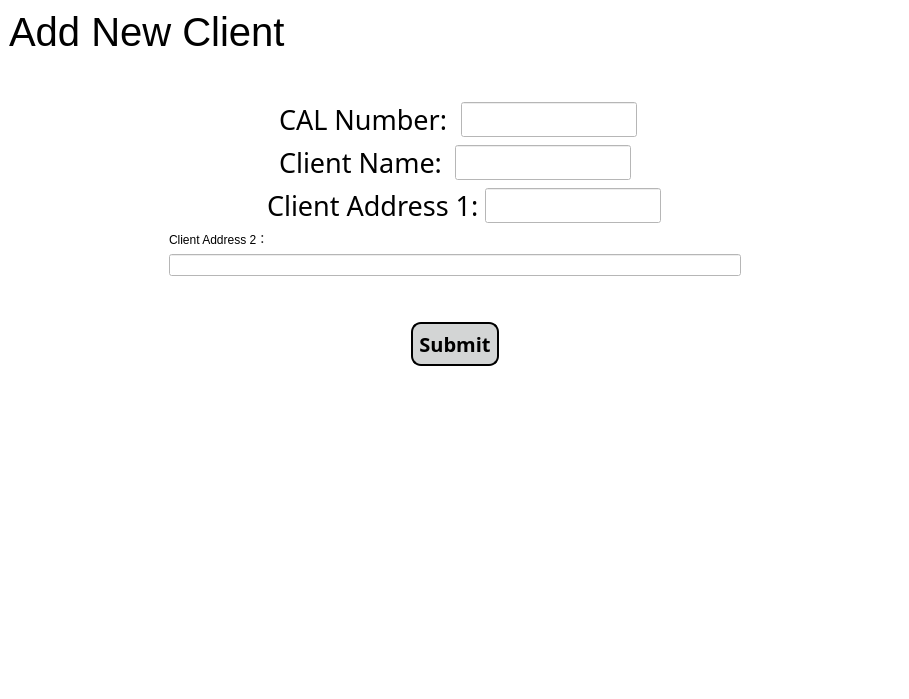
Above: app/gui/add_client_page.ui from JasonLaux/DC-Boxjelly before the change. Below: the same form after it.
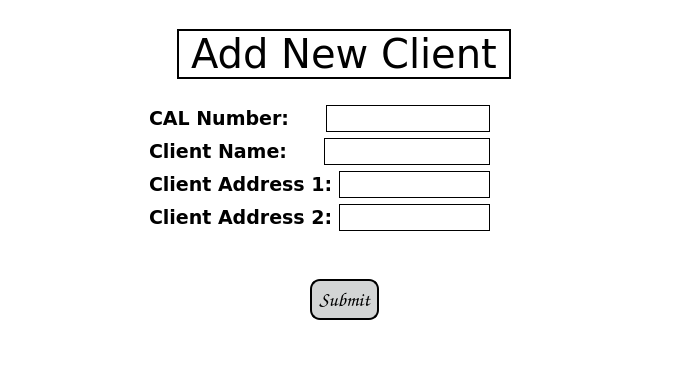
That is the form after the change.

Commit message: Edited UI layout and object names

```diff
--- a/app/gui/add_client_page.ui
+++ b/app/gui/add_client_page.ui
@@ -6,10 +6,28 @@
    <rect>
     <x>0</x>
     <y>0</y>
-    <width>909</width>
-    <height>699</height>
+    <width>689</width>
+    <height>370</height>
    </rect>
   </property>
+  <property name="sizePolicy">
+   <sizepolicy hsizetype="Preferred" vsizetype="Preferred">
+    <horstretch>0</horstretch>
+    <verstretch>0</verstretch>
+   </sizepolicy>
+  </property>
+  <property name="minimumSize">
+   <size>
+    <width>600</width>
+    <height>370</height>
+   </size>
+  </property>
+  <property name="maximumSize">
+   <size>
+    <width>900</width>
+    <height>369</height>
+   </size>
+  </property>
   <property name="windowTitle">
    <string>Add new client</string>
   </property>
@@ -19,6 +37,19 @@
   <widget class="QWidget" name="centralwidget">
    <layout class="QVBoxLayout" name="verticalLayout_4">
     <item>
+     <spacer name="horizontalSpacer_5">
+      <property name="orientation">
+       <enum>Qt::Horizontal</enum>
+      </property>
+      <property name="sizeHint" stdset="0">
+       <size>
+        <width>40</width>
+        <height>20</height>
+       </size>
+      </property>
+     </spacer>
+    </item>
+    <item alignment="Qt::AlignHCenter">
      <widget class="QLabel" name="headerLabel">
       <property name="maximumSize">
        <size>
@@ -28,14 +59,31 @@
       </property>
       <property name="font">
        <font>
+        <family>Verdana</family>
         <pointsize>30</pointsize>
        </font>
       </property>
+      <property name="frameShape">
+       <enum>QFrame::WinPanel</enum>
+      </property>
       <property name="text">
        <string>Add New Client</string>
       </property>
      </widget>
     </item>
+    <item>
+     <spacer name="horizontalSpacer_15">
+      <property name="orientation">
+       <enum>Qt::Horizontal</enum>
+      </property>
+      <property name="sizeHint" stdset="0">
+       <size>
+        <width>40</width>
+        <height>20</height>
+       </size>
+      </property>
+     </spacer>
+    </item>
     <item>
      <layout class="QHBoxLayout" name="horizontalLayout_2">
       <item>
@@ -44,7 +92,7 @@
          <enum>Qt::Horizontal</enum>
         </property>
         <property name="sizeType">
-         <enum>QSizePolicy::MinimumExpanding</enum>
+         <enum>QSizePolicy::Fixed</enum>
         </property>
         <property name="sizeHint" stdset="0">
          <size>
@@ -78,22 +126,12 @@
               <property name="orientation">
                <enum>Qt::Horizontal</enum>
               </property>
-              <property name="sizeHint" stdset="0">
-               <size>
-                <width>40</width>
-                <height>20</height>
-               </size>
+              <property name="sizeType">
+               <enum>QSizePolicy::Fixed</enum>
               </property>
-             </spacer>
-            </item>
-            <item>
-             <spacer name="horizontalSpacer_11">
-              <property name="orientation">
-               <enum>Qt::Horizontal</enum>
-              </property>
               <property name="sizeHint" stdset="0">
                <size>
-                <width>58</width>
+                <width>100</width>
                 <height>20</height>
                </size>
               </property>
@@ -102,15 +140,17 @@
             <item>
              <widget class="QLabel" name="calNumLabel">
               <property name="sizePolicy">
-               <sizepolicy hsizetype="Expanding" vsizetype="Expanding">
+               <sizepolicy hsizetype="Fixed" vsizetype="Expanding">
                 <horstretch>0</horstretch>
                 <verstretch>0</verstretch>
                </sizepolicy>
               </property>
               <property name="font">
                <font>
-                <family>SimSun-ExtB</family>
-                <pointsize>20</pointsize>
+                <family>Verdana</family>
+                <pointsize>14</pointsize>
+                <weight>75</weight>
+                <bold>true</bold>
                </font>
               </property>
               <property name="text">
@@ -118,40 +158,51 @@
               </property>
              </widget>
             </item>
+            <item>
+             <spacer name="horizontalSpacer_7">
+              <property name="orientation">
+               <enum>Qt::Horizontal</enum>
+              </property>
+              <property name="sizeType">
+               <enum>QSizePolicy::Fixed</enum>
+              </property>
+              <property name="sizeHint" stdset="0">
+               <size>
+                <width>24</width>
+                <height>20</height>
+               </size>
+              </property>
+             </spacer>
+            </item>
             <item>
              <widget class="QLineEdit" name="calNumLine">
               <property name="sizePolicy">
-               <sizepolicy hsizetype="Fixed" vsizetype="Fixed">
+               <sizepolicy hsizetype="Expanding" vsizetype="Fixed">
                 <horstretch>0</horstretch>
                 <verstretch>0</verstretch>
                </sizepolicy>
               </property>
               <property name="font">
                <font>
-                <family>SimSun-ExtB</family>
+                <family>Verdana</family>
                 <pointsize>14</pointsize>
                </font>
               </property>
+              <property name="styleSheet">
+               <string notr="true">background-color: rgb(255, 255, 255);
+border: 1px solid black;
+</string>
+              </property>
              </widget>
             </item>
-            <item>
-             <spacer name="horizontalSpacer_5">
-              <property name="orientation">
-               <enum>Qt::Horizontal</enum>
-              </property>
-              <property name="sizeHint" stdset="0">
-               <size>
-                <width>40</width>
-                <height>20</height>
-               </size>
-              </property>
-             </spacer>
-            </item>
             <item>
              <spacer name="horizontalSpacer_6">
               <property name="orientation">
                <enum>Qt::Horizontal</enum>
               </property>
+              <property name="sizeType">
+               <enum>QSizePolicy::Fixed</enum>
+              </property>
               <property name="sizeHint" stdset="0">
                <size>
                 <width>40</width>
@@ -169,22 +220,12 @@
               <property name="orientation">
                <enum>Qt::Horizontal</enum>
               </property>
-              <property name="sizeHint" stdset="0">
-               <size>
-                <width>40</width>
-                <height>20</height>
-               </size>
+              <property name="sizeType">
+               <enum>QSizePolicy::Fixed</enum>
               </property>
-             </spacer>
-            </item>
-            <item>
-             <spacer name="horizontalSpacer_12">
-              <property name="orientation">
-               <enum>Qt::Horizontal</enum>
-              </property>
               <property name="sizeHint" stdset="0">
                <size>
-                <width>40</width>
+                <width>100</width>
                 <height>20</height>
                </size>
               </property>
@@ -193,15 +234,17 @@
             <item>
              <widget class="QLabel" name="clientNameLabel">
               <property name="sizePolicy">
-               <sizepolicy hsizetype="Expanding" vsizetype="Expanding">
+               <sizepolicy hsizetype="Fixed" vsizetype="Expanding">
                 <horstretch>0</horstretch>
                 <verstretch>0</verstretch>
                </sizepolicy>
               </property>
               <property name="font">
                <font>
-                <family>SimSun-ExtB</family>
-                <pointsize>20</pointsize>
+                <family>Verdana</family>
+                <pointsize>14</pointsize>
+                <weight>75</weight>
+                <bold>true</bold>
                </font>
               </property>
               <property name="text">
@@ -209,40 +252,51 @@
               </property>
              </widget>
             </item>
+            <item>
+             <spacer name="horizontalSpacer_11">
+              <property name="orientation">
+               <enum>Qt::Horizontal</enum>
+              </property>
+              <property name="sizeType">
+               <enum>QSizePolicy::Fixed</enum>
+              </property>
+              <property name="sizeHint" stdset="0">
+               <size>
+                <width>24</width>
+                <height>20</height>
+               </size>
+              </property>
+             </spacer>
+            </item>
             <item>
              <widget class="QLineEdit" name="clientNameLine">
               <property name="sizePolicy">
-               <sizepolicy hsizetype="Fixed" vsizetype="Fixed">
+               <sizepolicy hsizetype="Expanding" vsizetype="Fixed">
                 <horstretch>0</horstretch>
                 <verstretch>0</verstretch>
                </sizepolicy>
               </property>
               <property name="font">
                <font>
-                <family>SimSun-ExtB</family>
+                <family>Verdana</family>
                 <pointsize>14</pointsize>
                </font>
               </property>
+              <property name="styleSheet">
+               <string notr="true">background-color: rgb(255, 255, 255);
+border: 1px solid black;
+</string>
+              </property>
              </widget>
             </item>
-            <item>
-             <spacer name="horizontalSpacer_7">
-              <property name="orientation">
-               <enum>Qt::Horizontal</enum>
-              </property>
-              <property name="sizeHint" stdset="0">
-               <size>
-                <width>40</width>
-                <height>20</height>
-               </size>
-              </property>
-             </spacer>
-            </item>
             <item>
              <spacer name="horizontalSpacer_8">
               <property name="orientation">
                <enum>Qt::Horizontal</enum>
               </property>
+              <property name="sizeType">
+               <enum>QSizePolicy::Fixed</enum>
+              </property>
               <property name="sizeHint" stdset="0">
                <size>
                 <width>40</width>
@@ -255,27 +309,17 @@
           </item>
           <item>
            <layout class="QHBoxLayout" name="horizontalLayout_12">
-            <item>
-             <spacer name="horizontalSpacer_39">
-              <property name="orientation">
-               <enum>Qt::Horizontal</enum>
-              </property>
-              <property name="sizeHint" stdset="0">
-               <size>
-                <width>40</width>
-                <height>20</height>
-               </size>
-              </property>
-             </spacer>
-            </item>
             <item>
              <spacer name="horizontalSpacer_40">
               <property name="orientation">
                <enum>Qt::Horizontal</enum>
               </property>
+              <property name="sizeType">
+               <enum>QSizePolicy::Fixed</enum>
+              </property>
               <property name="sizeHint" stdset="0">
                <size>
-                <width>58</width>
+                <width>100</width>
                 <height>20</height>
                </size>
               </property>
@@ -284,15 +328,17 @@
             <item>
              <widget class="QLabel" name="clientAddress1Label">
               <property name="sizePolicy">
-               <sizepolicy hsizetype="Expanding" vsizetype="Expanding">
+               <sizepolicy hsizetype="Fixed" vsizetype="Expanding">
                 <horstretch>0</horstretch>
                 <verstretch>0</verstretch>
                </sizepolicy>
               </property>
               <property name="font">
                <font>
-                <family>SimSun-ExtB</family>
-                <pointsize>20</pointsize>
+                <family>Verdana</family>
+                <pointsize>14</pointsize>
+                <weight>75</weight>
+                <bold>true</bold>
                </font>
               </property>
               <property name="text">
@@ -303,37 +349,32 @@
             <item>
              <widget class="QLineEdit" name="clientAddress1Line">
               <property name="sizePolicy">
-               <sizepolicy hsizetype="Fixed" vsizetype="Fixed">
+               <sizepolicy hsizetype="Expanding" vsizetype="Fixed">
                 <horstretch>0</horstretch>
                 <verstretch>0</verstretch>
                </sizepolicy>
               </property>
               <property name="font">
                <font>
-                <family>SimSun-ExtB</family>
+                <family>Verdana</family>
                 <pointsize>14</pointsize>
                </font>
               </property>
+              <property name="styleSheet">
+               <string notr="true">background-color: rgb(255, 255, 255);
+border: 1px solid black;
+</string>
+              </property>
              </widget>
             </item>
-            <item>
-             <spacer name="horizontalSpacer_41">
-              <property name="orientation">
-               <enum>Qt::Horizontal</enum>
-              </property>
-              <property name="sizeHint" stdset="0">
-               <size>
-                <width>40</width>
-                <height>20</height>
-               </size>
-              </property>
-             </spacer>
-            </item>
             <item>
              <spacer name="horizontalSpacer_42">
               <property name="orientation">
                <enum>Qt::Horizontal</enum>
               </property>
+              <property name="sizeType">
+               <enum>QSizePolicy::Fixed</enum>
+              </property>
               <property name="sizeHint" stdset="0">
                <size>
                 <width>40</width>
@@ -345,14 +386,82 @@
            </layout>
           </item>
           <item>
-           <widget class="QLabel" name="clientAddress2Label">
-            <property name="text">
-             <string>Client Address 2：</string>
-            </property>
-           </widget>
-          </item>
-          <item>
-           <widget class="QLineEdit" name="clientAddress2Line"/>
+           <layout class="QHBoxLayout" name="horizontalLayout_13">
+            <item>
+             <spacer name="horizontalSpacer_44">
+              <property name="orientation">
+               <enum>Qt::Horizontal</enum>
+              </property>
+              <property name="sizeType">
+               <enum>QSizePolicy::Fixed</enum>
+              </property>
+              <property name="sizeHint" stdset="0">
+               <size>
+                <width>100</width>
+                <height>20</height>
+               </size>
+              </property>
+             </spacer>
+            </item>
+            <item>
+             <widget class="QLabel" name="clientAddress2Label">
+              <property name="sizePolicy">
+               <sizepolicy hsizetype="Fixed" vsizetype="Expanding">
+                <horstretch>0</horstretch>
+                <verstretch>0</verstretch>
+               </sizepolicy>
+              </property>
+              <property name="font">
+               <font>
+                <family>Verdana</family>
+                <pointsize>14</pointsize>
+                <weight>75</weight>
+                <bold>true</bold>
+               </font>
+              </property>
+              <property name="text">
+               <string>Client Address 2:</string>
+              </property>
+             </widget>
+            </item>
+            <item>
+             <widget class="QLineEdit" name="clientAddress2Line">
+              <property name="sizePolicy">
+               <sizepolicy hsizetype="Expanding" vsizetype="Fixed">
+                <horstretch>0</horstretch>
+                <verstretch>0</verstretch>
+               </sizepolicy>
+              </property>
+              <property name="font">
+               <font>
+                <family>Verdana</family>
+                <pointsize>14</pointsize>
+               </font>
+              </property>
+              <property name="styleSheet">
+               <string notr="true">background-color: rgb(255, 255, 255);
+border: 1px solid black;
+</string>
+              </property>
+             </widget>
+            </item>
+            <item>
+             <spacer name="horizontalSpacer_46">
+              <property name="orientation">
+               <enum>Qt::Horizontal</enum>
+              </property>
+              <property name="sizeType">
+               <enum>QSizePolicy::Fixed</enum>
+              </property>
+              <property name="sizeHint" stdset="0">
+               <size>
+                <width>40</width>
+                <height>20</height>
+               </size>
+              </property>
+             </spacer>
+            </item>
+           </layout>
           </item>
          </layout>
         </item>
@@ -377,11 +486,11 @@
          <enum>Qt::Horizontal</enum>
         </property>
         <property name="sizeType">
-         <enum>QSizePolicy::Expanding</enum>
+         <enum>QSizePolicy::Fixed</enum>
         </property>
         <property name="sizeHint" stdset="0">
          <size>
-          <width>40</width>
+          <width>150</width>
           <height>20</height>
          </size>
         </property>
@@ -390,11 +499,17 @@
      </layout>
     </item>
     <item>
-     <layout class="QHBoxLayout" name="horizontalLayout">
-      <item>
-       <layout class="QVBoxLayout" name="verticalLayout_2"/>
-      </item>
-     </layout>
+     <spacer name="verticalSpacer_2">
+      <property name="orientation">
+       <enum>Qt::Vertical</enum>
+      </property>
+      <property name="sizeHint" stdset="0">
+       <size>
+        <width>20</width>
+        <height>162</height>
+       </size>
+      </property>
+     </spacer>
     </item>
     <item>
      <layout class="QHBoxLayout" name="horizontalLayout_5">
@@ -434,7 +549,7 @@
         </property>
         <property name="font">
          <font>
-          <family>SimSun-ExtB</family>
+          <family>Comic Sans MS</family>
           <pointsize>-1</pointsize>
           <weight>75</weight>
           <italic>false</italic>
@@ -496,19 +611,6 @@
       </item>
      </layout>
     </item>
-    <item>
-     <spacer name="verticalSpacer_2">
-      <property name="orientation">
-       <enum>Qt::Vertical</enum>
-      </property>
-      <property name="sizeHint" stdset="0">
-       <size>
-        <width>20</width>
-        <height>162</height>
-       </size>
-      </property>
-     </spacer>
-    </item>
     <item>
      <spacer name="verticalSpacer">
       <property name="orientation">
```
Left out of the diff: 2 changed lines with no effect on the pictures.
